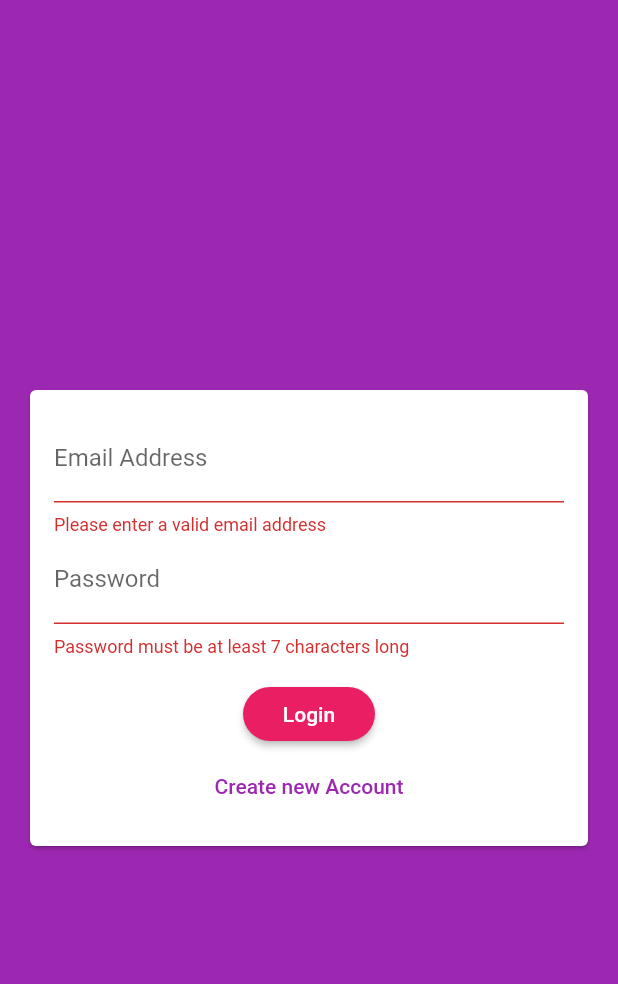
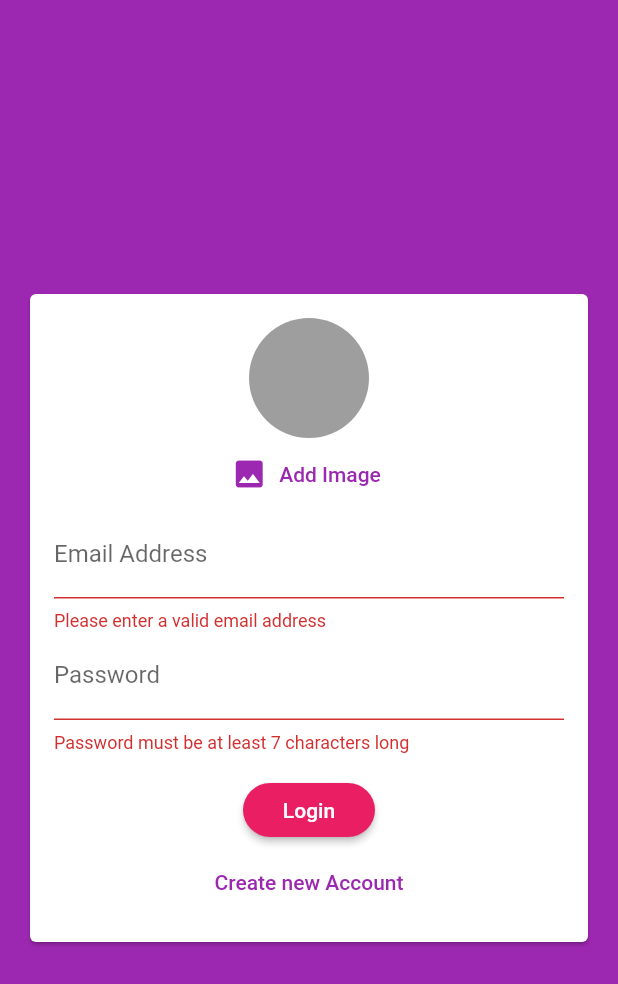
Before and after one commit to rharshitaaa21/batcheet, a Flutter app: the screen it shows after launch, after a tap on "Login", on a phone screen of 412 x 824 dp. Shown: the top 984 px of the screen. Run offline on Flutter 3.47's test engine with Material 2 defaults, Android fonts, the phone set to English and light mode, and no system bars; our stand-ins replace cloud_firestore, firebase_auth, firebase_messaging, firebase_storage, fluttertoast, image_picker; missing offline and left inert: dart:html; accounts and stored records are empty.

Commit message:
Updated Changes

```diff
--- a/lib/screens/auth_screen.dart
+++ b/lib/screens/auth_screen.dart
@@ -3,6 +3,8 @@ import 'package:flutter/material.dart';
 import 'package:fluttertoast/fluttertoast.dart';
 import 'package:firebase_auth/firebase_auth.dart';
 import 'package:flutter/services.dart';
+import 'dart:io';
+import 'package:firebase_storage/firebase_storage.dart';
 import 'package:cloud_firestore/cloud_firestore.dart';
 
 class AuthScreen extends StatefulWidget {
@@ -17,7 +19,7 @@ class _AuthScreenState extends State<AuthScreen> {
   var isLoading = false;
 
   void _submitAuthForm(String email, String password, String username,
-      bool isLogin, BuildContext ctx) async {
+      File image, bool isLogin, BuildContext ctx) async {
     AuthResult authResult;
     try {
       setState(() {
@@ -30,12 +32,21 @@ class _AuthScreenState extends State<AuthScreen> {
         authResult = await _auth.createUserWithEmailAndPassword(
             email: email, password: password);
 
+        final ref = FirebaseStorage.instance
+            .ref()
+            .child('user_image')
+            .child(authResult.user.uid + '.jpg');
+        ref.putFile(image).onComplete;
+
+        final url = await ref.getDownloadURL();
+
         await Firestore.instance
             .collection('users')
             .document(authResult.user.uid)
             .setData({
           'username': username,
           'email': email,
+          'image_url': url,
         });
       }
     } on PlatformException catch (e) {
--- a/lib/widgets/auth/auth_form.dart
+++ b/lib/widgets/auth/auth_form.dart
@@ -1,10 +1,13 @@
+import 'package:batcheet/widgets/pickers/user_image_picker.dart';
 import 'package:flutter/material.dart';
+
+import 'dart:io';
 
 class AuthForm extends StatefulWidget {
   AuthForm(this.submitFn, this.isLoading);
   final bool isLoading;
   final void Function(String email, String password, String username,
-      bool isLogin, BuildContext ctx) submitFn;
+      File image, bool isLogin, BuildContext ctx) submitFn;
 
   @override
   State<AuthForm> createState() => _AuthFormState();
@@ -15,16 +18,29 @@ class _AuthFormState extends State<AuthForm> {
   String _userEmail = '';
   String _userPassowrd = '';
   String _userName = '';
+  var userImageFile;
 
   var _isLogin = true;
+  void _pickedImage(File image) {
+    userImageFile = image;
+  }
+
   void _trysubmit() {
     final isValid = _formkey.currentState.validate();
+    if (userImageFile == null && !_isLogin) {
+      Scaffold.of(context).showSnackBar(SnackBar(
+        content: Text('Please pick an image'),
+        backgroundColor: Theme.of(context).errorColor,
+      ));
+
+      return;
+    }
 
     FocusScope.of(context).unfocus();
     if (isValid) {
       _formkey.currentState.save();
       widget.submitFn(_userEmail.trim(), _userName.trim(), _userPassowrd.trim(),
-          _isLogin, context);
+          userImageFile, _isLogin, context);
     }
   }
 
@@ -41,6 +57,7 @@ class _AuthFormState extends State<AuthForm> {
             child: Column(
               mainAxisSize: MainAxisSize.min,
               children: <Widget>[
+                UserImagePicker(_pickedImage),
                 TextFormField(
                   key: ValueKey('email '),
                   validator: (value) {
--- /dev/null
+++ b/lib/widgets/pickers/user_image_picker.dart
@@ -0,0 +1,41 @@
+import 'package:flutter/material.dart';
+import 'package:image_picker/image_picker.dart';
+import 'dart:io';
+
+class UserImagePicker extends StatefulWidget {
+  UserImagePicker(this.imagePickFn);
+  final void Function(File pickedImage) imagePickFn;
+  @override
+  State<UserImagePicker> createState() => _UserImagePickerState();
+}
+
+class _UserImagePickerState extends State<UserImagePicker> {
+  File _pickedImage;
+  void _pickImage() async {
+    final pickedImageFile = await ImagePicker.pickImage(
+        source: ImageSource.gallery, imageQuality: 50, maxHeight: 150);
+    setState(() {
+      _pickedImage = pickedImageFile;
+    });
+    widget.imagePickFn(pickedImageFile);
+  }
+
+  @override
+  Widget build(BuildContext context) {
+    return Column(
+      children: <Widget>[
+        CircleAvatar(
+          backgroundColor: Colors.grey,
+          radius: 40,
+          backgroundImage:
+              _pickedImage != null ? FileImage(_pickedImage) : null,
+        ),
+        FlatButton.icon(
+            textColor: Theme.of(context).primaryColor,
+            onPressed: _pickImage,
+            label: Text("Add Image"),
+            icon: Icon(Icons.image)),
+      ],
+    );
+  }
+}
--- a/pubspec.yaml
+++ b/pubspec.yaml
@@ -31,9 +31,12 @@ dependencies:
   cupertino_icons: ^1.0.2
   firebase_auth: ^0.16.1
   firebase_core_web: null
+  firebase_storage: ^3.1.5
   flutter:
     sdk: flutter
   fluttertoast: ^8.0.9
+  image_picker: ^0.6.5+3
+  firebase_messaging: ^7.0.3
 
 dev_dependencies:
   flutter_lints: ^1.0.0
```
Also changed, not shown: lib/screens/chat_screen.dart (+17 -0 lines), lib/widgets/chat/message_bubble.dart (+27 -19 lines), lib/widgets/chat/messages.dart (+5 -4 lines), lib/widgets/chat/new_message.dart (+6 -5 lines), pubspec.lock, 2 other files.
